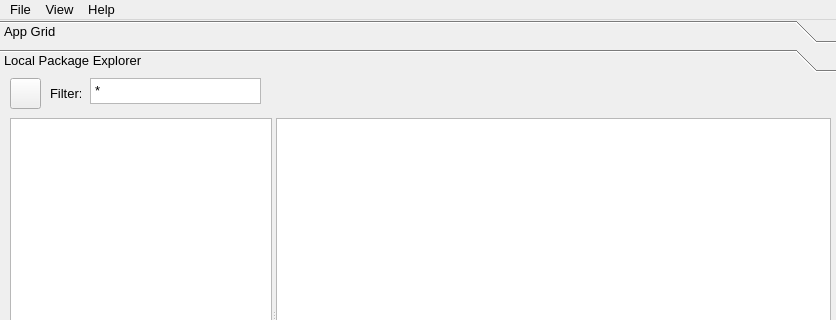
Above: src/conan_app_launcher/ui/main.ui from goszpeti/conan_explorer before the change; both pictures show x 0 to 836 and y 0 to 320 of the 836 by 697 pixel window. Below: the same form after it.
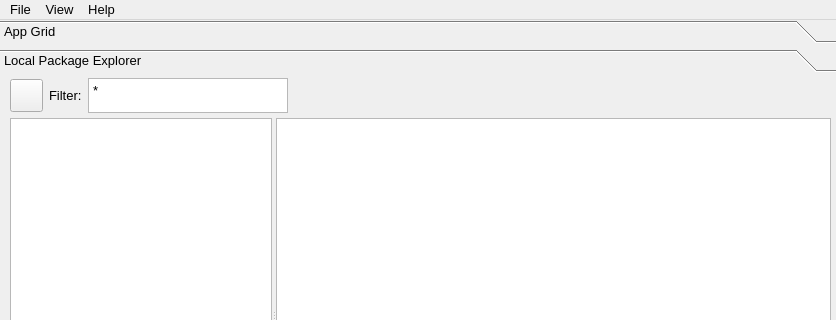
That is the form after the change. The open tabs and pages were chosen to show the change. Icons and pictures are not drawn.

The edit to the form file:
```diff
--- a/src/conan_app_launcher/ui/main.ui
+++ b/src/conan_app_launcher/ui/main.ui
@@ -437,58 +437,6 @@
        <attribute name="label">
         <string>Local Package Explorer</string>
        </attribute>
-       <widget class="QLabel" name="package_filter_label">
-        <property name="geometry">
-         <rect>
-          <x>50</x>
-          <y>5</y>
-          <width>31</width>
-          <height>21</height>
-         </rect>
-        </property>
-        <property name="text">
-         <string>Filter:</string>
-        </property>
-       </widget>
-       <widget class="QTextEdit" name="package_filter_edit">
-        <property name="enabled">
-         <bool>true</bool>
-        </property>
-        <property name="geometry">
-         <rect>
-          <x>90</x>
-          <y>0</y>
-          <width>171</width>
-          <height>26</height>
-         </rect>
-        </property>
-        <property name="inputMethodHints">
-         <set>Qt::ImhNone</set>
-        </property>
-        <property name="html">
-         <string>&lt;!DOCTYPE HTML PUBLIC &quot;-//W3C//DTD HTML 4.0//EN&quot; &quot;http://www.w3.org/TR/REC-html40/strict.dtd&quot;&gt;
-&lt;html&gt;&lt;head&gt;&lt;meta name=&quot;qrichtext&quot; content=&quot;1&quot; /&gt;&lt;style type=&quot;text/css&quot;&gt;
-p, li { white-space: pre-wrap; }
-&lt;/style&gt;&lt;/head&gt;&lt;body style=&quot; font-family:'MS Shell Dlg 2'; font-size:10pt; font-weight:400; font-style:normal;&quot;&gt;
-&lt;p style=&quot; margin-top:0px; margin-bottom:0px; margin-left:0px; margin-right:0px; -qt-block-indent:0; text-indent:0px;&quot;&gt;*&lt;/p&gt;&lt;/body&gt;&lt;/html&gt;</string>
-        </property>
-       </widget>
-       <widget class="QPushButton" name="refresh_button">
-        <property name="geometry">
-         <rect>
-          <x>10</x>
-          <y>0</y>
-          <width>31</width>
-          <height>31</height>
-         </rect>
-        </property>
-        <property name="toolTip">
-         <string>Refresh package list view</string>
-        </property>
-        <property name="text">
-         <string/>
-        </property>
-       </widget>
        <widget class="QSplitter" name="splitter">
         <property name="geometry">
          <rect>
@@ -581,33 +529,151 @@
          </property>
         </widget>
        </widget>
-       <widget class="QLabel" name="package_path_label">
+       <widget class="QWidget" name="">
         <property name="geometry">
          <rect>
-          <x>340</x>
-          <y>5</y>
-          <width>481</width>
-          <height>21</height>
+          <x>10</x>
+          <y>0</y>
+          <width>821</width>
+          <height>41</height>
          </rect>
         </property>
-        <property name="text">
-         <string/>
-        </property>
-        <property name="scaledContents">
-         <bool>true</bool>
-        </property>
-        <property name="alignment">
-         <set>Qt::AlignRight|Qt::AlignTrailing|Qt::AlignVCenter</set>
-        </property>
-        <property name="wordWrap">
-         <bool>false</bool>
-        </property>
-        <property name="openExternalLinks">
-         <bool>true</bool>
-        </property>
-        <property name="textInteractionFlags">
-         <set>Qt::LinksAccessibleByMouse|Qt::TextSelectableByKeyboard|Qt::TextSelectableByMouse</set>
-        </property>
+        <layout class="QHBoxLayout" name="horizontalLayout">
+         <property name="sizeConstraint">
+          <enum>QLayout::SetMinAndMaxSize</enum>
+         </property>
+         <item>
+          <widget class="QPushButton" name="refresh_button">
+           <property name="sizePolicy">
+            <sizepolicy hsizetype="Fixed" vsizetype="Fixed">
+             <horstretch>0</horstretch>
+             <verstretch>0</verstretch>
+            </sizepolicy>
+           </property>
+           <property name="minimumSize">
+            <size>
+             <width>32</width>
+             <height>32</height>
+            </size>
+           </property>
+           <property name="maximumSize">
+            <size>
+             <width>33</width>
+             <height>33</height>
+            </size>
+           </property>
+           <property name="toolTip">
+            <string>Refresh package list view</string>
+           </property>
+           <property name="text">
+            <string/>
+           </property>
+          </widget>
+         </item>
+         <item>
+          <widget class="QLabel" name="package_filter_label">
+           <property name="sizePolicy">
+            <sizepolicy hsizetype="Fixed" vsizetype="Preferred">
+             <horstretch>0</horstretch>
+             <verstretch>0</verstretch>
+            </sizepolicy>
+           </property>
+           <property name="minimumSize">
+            <size>
+             <width>0</width>
+             <height>35</height>
+            </size>
+           </property>
+           <property name="maximumSize">
+            <size>
+             <width>16777215</width>
+             <height>35</height>
+            </size>
+           </property>
+           <property name="text">
+            <string>Filter:</string>
+           </property>
+          </widget>
+         </item>
+         <item>
+          <widget class="QTextEdit" name="package_filter_edit">
+           <property name="enabled">
+            <bool>true</bool>
+           </property>
+           <property name="sizePolicy">
+            <sizepolicy hsizetype="MinimumExpanding" vsizetype="Minimum">
+             <horstretch>0</horstretch>
+             <verstretch>0</verstretch>
+            </sizepolicy>
+           </property>
+           <property name="minimumSize">
+            <size>
+             <width>100</width>
+             <height>35</height>
+            </size>
+           </property>
+           <property name="maximumSize">
+            <size>
+             <width>200</width>
+             <height>35</height>
+            </size>
+           </property>
+           <property name="inputMethodHints">
+            <set>Qt::ImhNone</set>
+           </property>
+           <property name="sizeAdjustPolicy">
+            <enum>QAbstractScrollArea::AdjustToContents</enum>
+           </property>
+           <property name="html">
+            <string>&lt;!DOCTYPE HTML PUBLIC &quot;-//W3C//DTD HTML 4.0//EN&quot; &quot;http://www.w3.org/TR/REC-html40/strict.dtd&quot;&gt;
+&lt;html&gt;&lt;head&gt;&lt;meta name=&quot;qrichtext&quot; content=&quot;1&quot; /&gt;&lt;style type=&quot;text/css&quot;&gt;
+p, li { white-space: pre-wrap; }
+&lt;/style&gt;&lt;/head&gt;&lt;body style=&quot; font-family:'MS Shell Dlg 2'; font-size:10pt; font-weight:400; font-style:normal;&quot;&gt;
+&lt;p style=&quot; margin-top:0px; margin-bottom:0px; margin-left:0px; margin-right:0px; -qt-block-indent:0; text-indent:0px;&quot;&gt;*&lt;/p&gt;&lt;/body&gt;&lt;/html&gt;</string>
+           </property>
+          </widget>
+         </item>
+         <item>
+          <widget class="QLabel" name="package_path_label">
+           <property name="sizePolicy">
+            <sizepolicy hsizetype="Preferred" vsizetype="Fixed">
+             <horstretch>0</horstretch>
+             <verstretch>0</verstretch>
+            </sizepolicy>
+           </property>
+           <property name="minimumSize">
+            <size>
+             <width>0</width>
+             <height>35</height>
+            </size>
+           </property>
+           <property name="maximumSize">
+            <size>
+             <width>16777215</width>
+             <height>35</height>
+            </size>
+           </property>
+           <property name="text">
+            <string/>
+           </property>
+           <property name="scaledContents">
+            <bool>true</bool>
+           </property>
+           <property name="alignment">
+            <set>Qt::AlignRight|Qt::AlignTrailing|Qt::AlignVCenter</set>
+           </property>
+           <property name="wordWrap">
+            <bool>false</bool>
+           </property>
+           <property name="openExternalLinks">
+            <bool>true</bool>
+           </property>
+           <property name="textInteractionFlags">
+            <set>Qt::LinksAccessibleByMouse|Qt::TextSelectableByKeyboard|Qt::TextSelectableByMouse</set>
+           </property>
+          </widget>
+         </item>
+        </layout>
        </widget>
       </widget>
      </widget>
```
